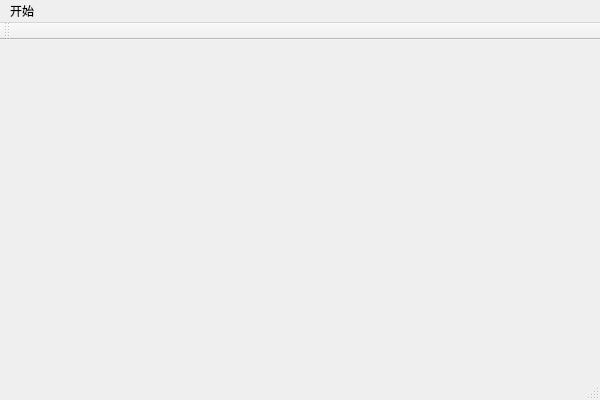
Qt form resources/ui/cpbr.ui (Duadua/cloudghost) before a commit.
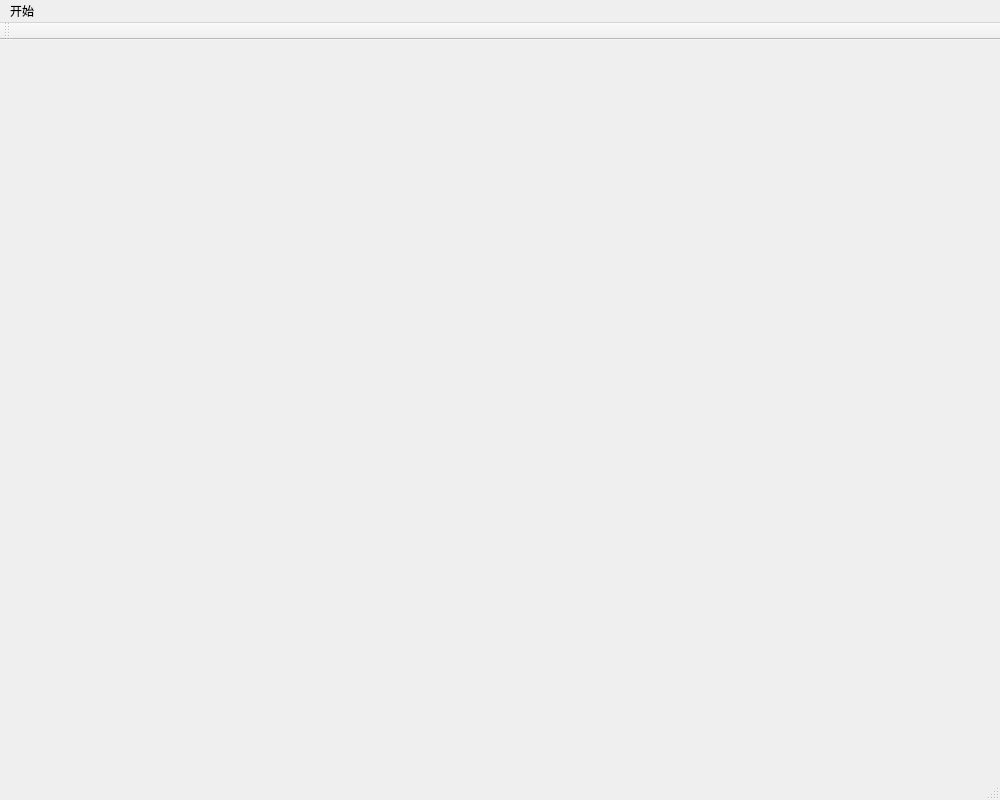
The same form after that commit.

```diff
--- a/resources/ui/cpbr.ui
+++ b/resources/ui/cpbr.ui
@@ -6,10 +6,16 @@
    <rect>
     <x>0</x>
     <y>0</y>
-    <width>600</width>
-    <height>400</height>
+    <width>1000</width>
+    <height>800</height>
    </rect>
   </property>
+  <property name="minimumSize">
+   <size>
+    <width>400</width>
+    <height>300</height>
+   </size>
+  </property>
   <property name="windowTitle">
    <string>CPBR</string>
   </property>
@@ -19,7 +25,7 @@
     <rect>
      <x>0</x>
      <y>0</y>
-     <width>600</width>
+     <width>1000</width>
      <height>29</height>
     </rect>
    </property>
```
